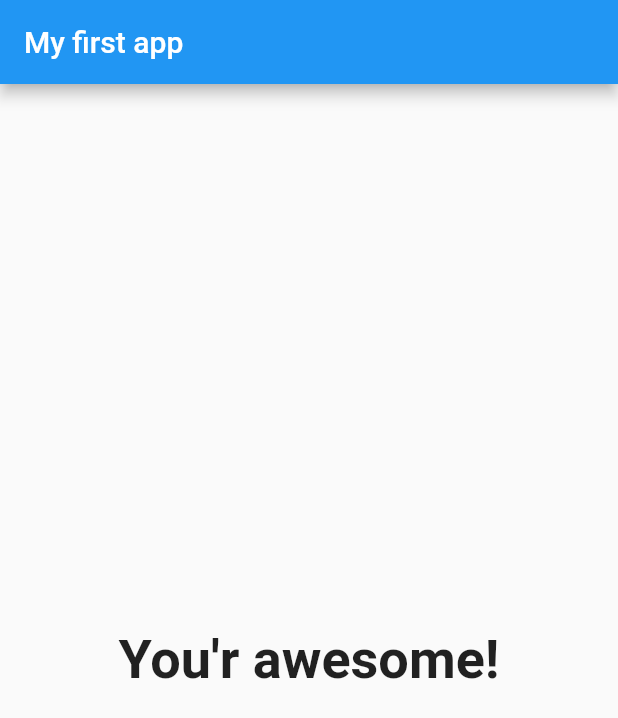
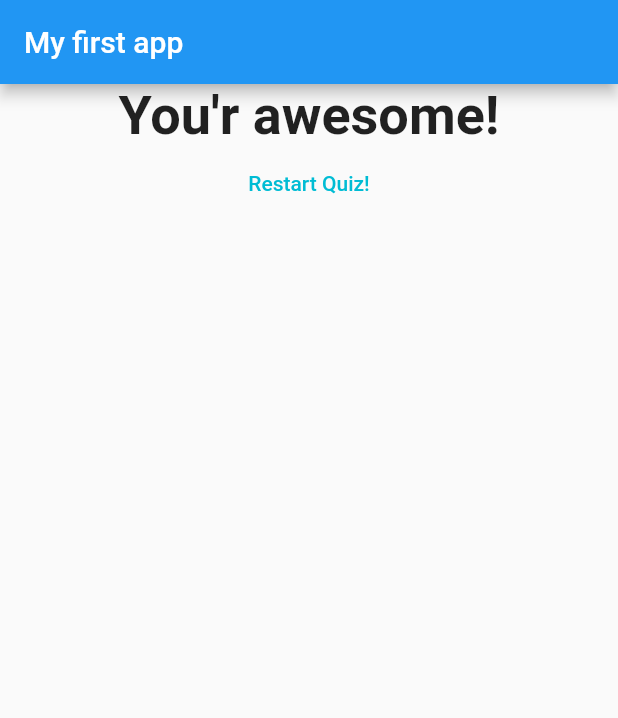
Before and after one commit to thq4n/flutter_complete_guide, a Flutter app: the screen it shows after launch, after a tap on "Black", after a tap on "Cat", after a tap on "Sting", on a phone screen of 412 x 824 dp. Shown: the top 718 px of the screen. Run offline on Flutter 3.47's test engine with Material 2 defaults, Android fonts, the phone set to English and light mode, and no system bars.

```diff
--- a/lib/result.dart
+++ b/lib/result.dart
@@ -2,8 +2,10 @@ import 'package:flutter/material.dart';
 
 class Result extends StatelessWidget {
   final int totalScore;
+  final Function resetHandler;
 
-  Result({Key? key, required this.totalScore}) : super(key: key);
+  Result({Key? key, required this.totalScore, required this.resetHandler})
+      : super(key: key);
 
   String get resultPharse {
     var resultText = "You did it!";
@@ -20,7 +22,9 @@ class Result extends StatelessWidget {
   @override
   Widget build(BuildContext context) {
     return Center(
-      child: Text(
+      child: Column(
+        children: <Widget>[
+          Text(
             resultPharse,
             style: TextStyle(
               fontSize: 36,
@@ -28,6 +32,17 @@ class Result extends StatelessWidget {
             ),
             textAlign: TextAlign.center,
           ),
+          TextButton(
+            onPressed: () => resetHandler(),
+            child: Text(
+              "Restart Quiz!",
+            ),
+            style: ButtonStyle(
+              foregroundColor: MaterialStateProperty.all(Colors.cyan),
+            ),
+          ),
+        ],
+      ),
     );
   }
 }
```
Also changed, not shown: lib/main.dart (+10 -2 lines). Lines whose indentation alone changed are shown as unchanged.
